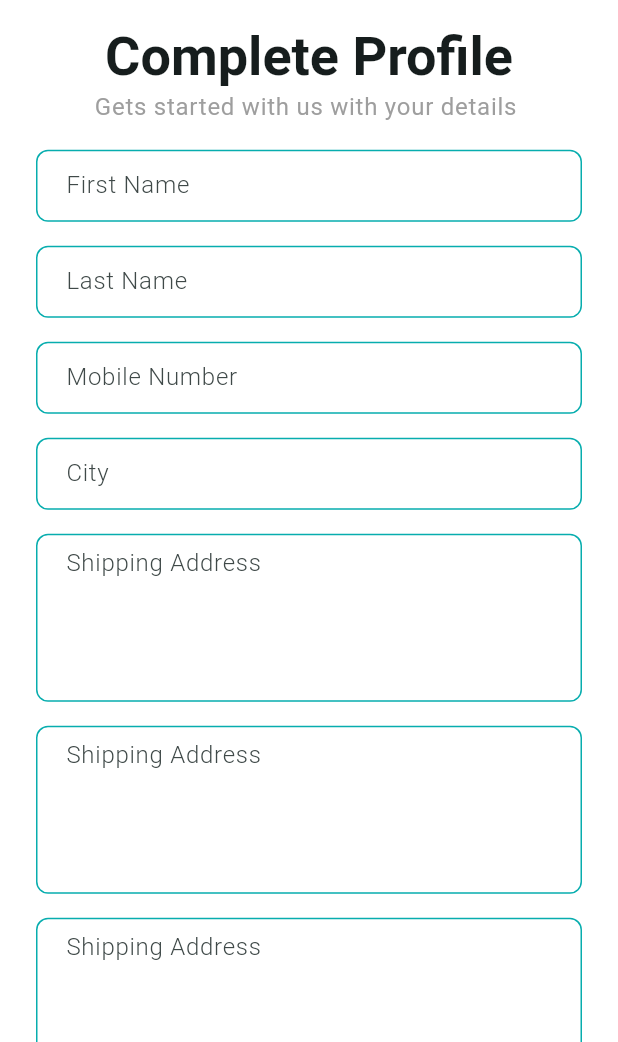
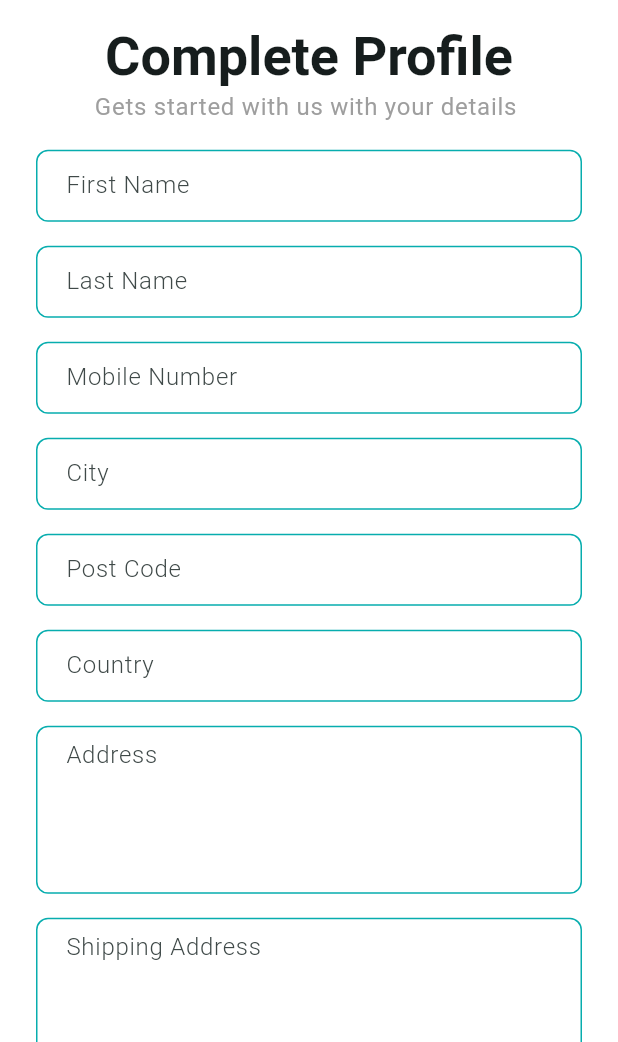
Before and after one commit to sokeb/crafty_bay, a Flutter app: the CompleteProfileScreen screen opened directly, on a phone screen of 412 x 824 dp, the part 194-1236 px from its top. Run offline on Flutter 3.47's test engine with Material 3 defaults, Android fonts, the phone set to English and light mode, and no system bars; our stand-ins replace flutter_svg, get, jwt_decoder, logger, lottie, pin_code_fields and 2 more; missing offline and left inert: item_count_number_button; accounts and stored records are empty; network calls fail.

```diff
--- a/lib/presentation/ui/screen/complete_profile_screen.dart
+++ b/lib/presentation/ui/screen/complete_profile_screen.dart
@@ -33,7 +33,6 @@ class _CompleteProfileScreenState extends State<CompleteProfileScreen> {
   final FocusNode _postcodeFocusNode = FocusNode();
   final FocusNode _countryFocusNode = FocusNode();
   final FocusNode _shipAddFocusNode = FocusNode();
-
 
   @override
   Widget build(BuildContext context) {
@@ -145,11 +144,10 @@ class _CompleteProfileScreenState extends State<CompleteProfileScreen> {
                       const SizedBox(height: 16),
                       TextFormField(
                         focusNode: _postcodeFocusNode,
-                        maxLines: 4,
                         keyboardType: TextInputType.text,
                         controller: _postcodeTEController,
                         decoration:
-                        const InputDecoration(hintText: 'Shipping Address'),
+                            const InputDecoration(hintText: 'Post Code'),
                         onFieldSubmitted: (value) {
                           FocusScope.of(context)
                               .requestFocus(_countryFocusNode);
@@ -164,11 +162,9 @@ class _CompleteProfileScreenState extends State<CompleteProfileScreen> {
                       const SizedBox(height: 16),
                       TextFormField(
                         focusNode: _countryFocusNode,
-                        maxLines: 4,
                         keyboardType: TextInputType.text,
                         controller: _countryTEController,
-                        decoration:
-                        const InputDecoration(hintText: 'Shipping Address'),
+                        decoration: const InputDecoration(hintText: 'Country'),
                         onFieldSubmitted: (value) {
                           FocusScope.of(context)
                               .requestFocus(_addressFocusNode);
@@ -186,12 +182,11 @@ class _CompleteProfileScreenState extends State<CompleteProfileScreen> {
                         maxLines: 4,
                         keyboardType: TextInputType.text,
                         controller: _addressTEController,
-                        decoration:
-                            const InputDecoration(hintText: 'Shipping Address'),
-                          onFieldSubmitted: (value) {
-                            FocusScope.of(context)
-                                .requestFocus(_shipAddFocusNode);
-                          },
+                        decoration: const InputDecoration(hintText: 'Address'),
+                        onFieldSubmitted: (value) {
+                          FocusScope.of(context)
+                              .requestFocus(_shipAddFocusNode);
+                        },
                         validator: (address) {
                           if (address == null || address.isEmpty) {
                             return 'This flied is require';
@@ -209,7 +204,7 @@ class _CompleteProfileScreenState extends State<CompleteProfileScreen> {
                         keyboardType: TextInputType.text,
                         controller: _shipAddTEController,
                         decoration:
-                        const InputDecoration(hintText: 'Shipping Address'),
+                            const InputDecoration(hintText: 'Shipping Address'),
                         validator: (address) {
                           if (address == null || address.isEmpty) {
                             return 'This flied is require';
```
Also changed, not shown: lib/presentation/ui/screen/profile_screen.dart (+10 -1 lines).
